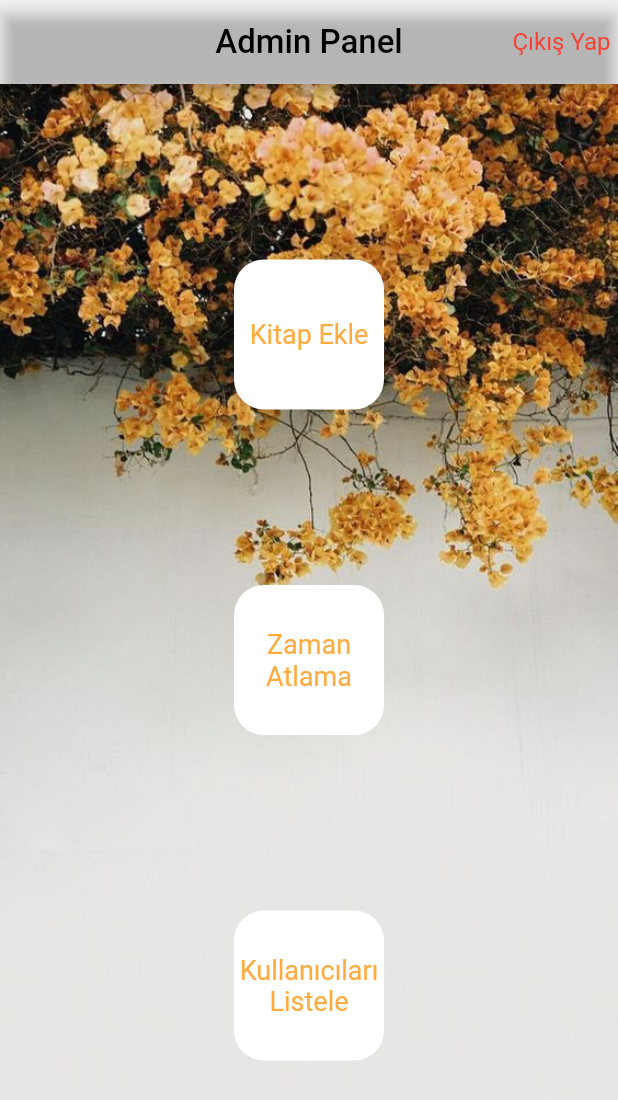
After one commit to coderrved/flutter-mobile-library, a Flutter app: the AdminSayfasi screen opened directly, on a phone screen of 412 x 824 dp. The commit adds this screen. Shown: the top 1100 px of the screen. Run offline on Flutter 3.47's test engine with Material 2 defaults, Android fonts, the phone set to English and light mode, and no system bars; our stand-ins replace sqflite; accounts and stored records are empty.

Commit message:
admin sayfasi eklendi ve tasarımı yapıldı.

```diff
--- a/lib/main.dart
+++ b/lib/main.dart
@@ -1,4 +1,5 @@
 import 'package:flutter/material.dart';
+import 'package:kutuphane/models/admin_sayfasi.dart';
 import 'package:kutuphane/models/kayit.dart';
 import 'package:kutuphane/models/users.dart';
 import 'package:kutuphane/utils/database_helpers.dart';
@@ -11,6 +12,7 @@ class MyApp extends StatelessWidget {
   @override
   Widget build(BuildContext context) {
     return MaterialApp(
+      debugShowCheckedModeBanner: false,
       home: MyHomePage(),
     );
   }
@@ -191,7 +193,7 @@ class _MyHomePageState extends State<MyHomePage> {
                               Navigator.push(
                                 context,
                                 MaterialPageRoute(
-                                  builder: (context) => CSayfasi(),
+                                  builder: (context) => AdminSayfasi(),
                                 ),
                               );
                             }else{
--- /dev/null
+++ b/lib/models/admin_sayfasi.dart
@@ -0,0 +1,157 @@
+import 'package:flutter/material.dart';
+import 'package:kutuphane/main.dart';
+import 'package:kutuphane/models/kullanici_listele.dart';
+import 'package:kutuphane/models/zaman_atlama.dart';
+
+import 'kitap_ekle.dart';
+
+class AdminSayfasi extends StatefulWidget {
+  @override
+  _AdminSayfasiState createState() => _AdminSayfasiState();
+}
+
+class _AdminSayfasiState extends State<AdminSayfasi> {
+  @override
+  Widget build(BuildContext context) {
+    return Scaffold(
+      appBar: AppBar(
+        centerTitle: true,
+        title: Text(
+          'Admin Panel',
+          style: TextStyle(color: Colors.black, fontSize: 22.0),
+        ),
+        backgroundColor: Colors.transparent,
+        automaticallyImplyLeading: false,
+        actions: <Widget>[
+          GestureDetector(
+            child: Container(
+              alignment: Alignment.center,
+              margin: EdgeInsets.symmetric(horizontal: 5),
+              child: Text(
+                'Çıkış Yap',
+                style: TextStyle(fontSize: 16.0, color: Colors.red),
+              ),
+            ),
+            onTap: () {
+              print('Çıkış yapılıyor...');
+              Navigator.push(
+                context,
+                MaterialPageRoute(
+                  builder: (context) => MyHomePage(),
+                ),
+              );
+            },
+          )
+        ],
+      ),
+      body: Container(
+        decoration: BoxDecoration(
+          image: DecorationImage(
+            image: AssetImage("assets/images/admin.jpg"),
+            fit: BoxFit.cover,
+          ),
+        ),
+        child: Center(
+          child: Column(
+            mainAxisAlignment: MainAxisAlignment.spaceEvenly,
+            children: <Widget>[
+              GestureDetector(
+                onTap: () {
+                  print('Kitap Ekle');
+                  Navigator.push(
+                    context,
+                    MaterialPageRoute(
+                      builder: (context) => KitapEkle(),
+                    ),
+                  );
+                },
+                child: Container(
+                  width: 100,
+                  height: 100,
+                  alignment: Alignment.center,
+                  decoration: BoxDecoration(
+                    color: Colors.white,
+                    borderRadius: BorderRadius.circular(20.0),
+                  ),
+                  child: Text(
+                    'Kitap Ekle',
+                    style:
+                        TextStyle(fontSize: 18.0, color: Colors.orangeAccent),
+                  ),
+                ),
+              ),
+              GestureDetector(
+                onTap: () {
+                  print('Zaman Atla');
+                  Navigator.push(
+                    context,
+                    MaterialPageRoute(
+                      builder: (context) => ZamanAtlama(),
+                    ),
+                  );
+                },
+                child: Container(
+                    width: 100,
+                    height: 100,
+                    alignment: Alignment.center,
+                    decoration: BoxDecoration(
+                      color: Colors.white,
+                      borderRadius: BorderRadius.circular(20.0),
+                    ),
+                    child: Column(
+                      mainAxisAlignment: MainAxisAlignment.center,
+                      children: <Widget>[
+                        Text(
+                          'Zaman',
+                          style: TextStyle(
+                              fontSize: 18.0, color: Colors.orangeAccent),
+                        ),
+                        Text(
+                          'Atlama',
+                          style: TextStyle(
+                              fontSize: 18.0, color: Colors.orangeAccent),
+                        ),
+                      ],
+                    )),
+              ),
+              GestureDetector(
+                onTap: () {
+                  print('Kullanıcıları Listele');
+                  Navigator.push(
+                    context,
+                    MaterialPageRoute(
+                      builder: (context) => KullaniciListele(),
+                    ),
+                  );
+                },
+                child: Container(
+                    width: 100,
+                    height: 100,
+                    alignment: Alignment.center,
+                    decoration: BoxDecoration(
+                      color: Colors.white,
+                      borderRadius: BorderRadius.circular(20.0),
+                    ),
+                    child: Column(
+                      mainAxisAlignment: MainAxisAlignment.center,
+                      children: <Widget>[
+                        Text(
+                          'Kullanıcıları',
+                          style: TextStyle(
+                              fontSize: 18.0, color: Colors.orangeAccent),
+                        ),
+                        Text(
+                          'Listele',
+                          style: TextStyle(
+                              fontSize: 18.0, color: Colors.orangeAccent),
+                        )
+                      ],
+                    )),
+              ),
+            ],
+          ),
+        ),
+      ),
+    );
+  }
+}
--- a/pubspec.yaml
+++ b/pubspec.yaml
@@ -45,6 +45,7 @@ flutter:
   # To add assets to your application, add an assets section, like this:
   assets:
     - assets/images/library.jpg
+    - assets/images/admin.jpg
 
   fonts:
     - family: Ewert
```
Also changed, not shown: lib/models/kitap_ekle.dart (added, +15 -0 lines), lib/models/kullanici_listele.dart (added, +15 -0 lines), lib/models/zaman_atlama.dart (added, +15 -0 lines), assets/images/admin.jpg (added).
